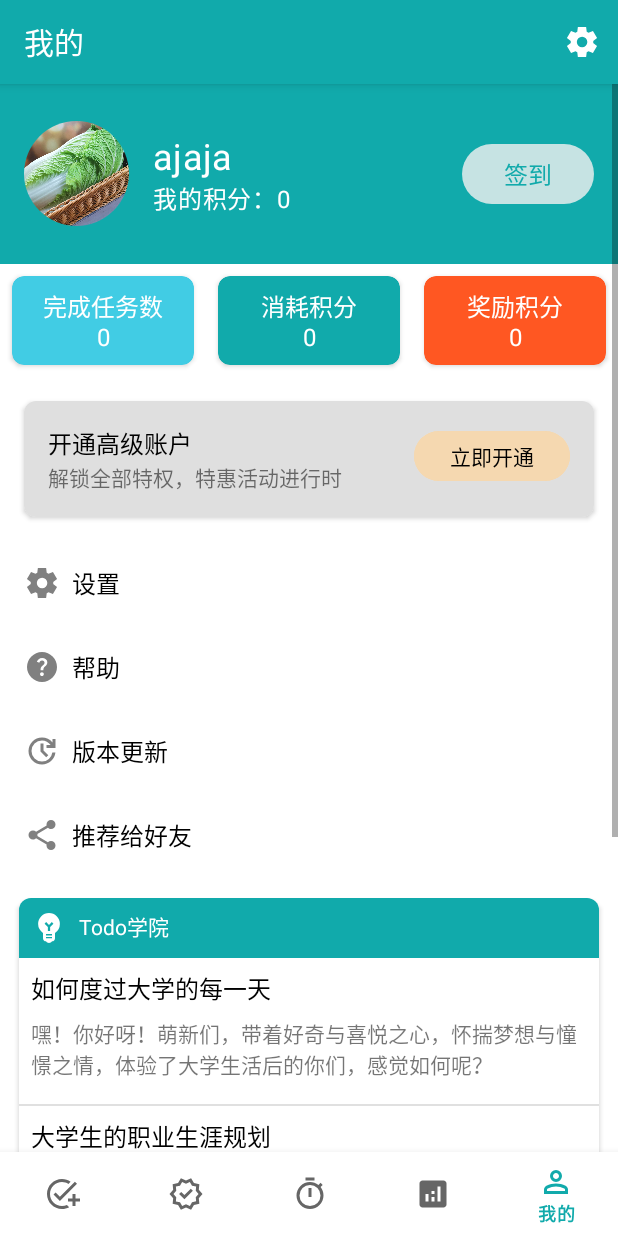
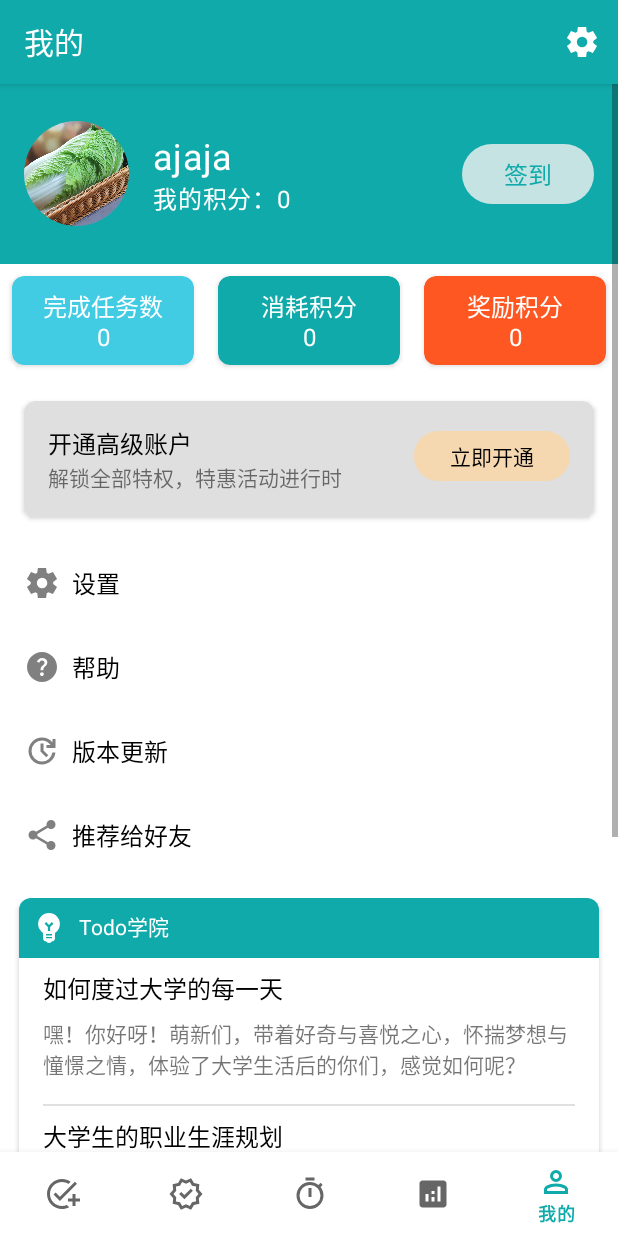
Before and after one commit to zhjai/MyAndroidApp, an Android app built with Jetpack Compose: the MyFragment screen opened through its navigation route, on a phone screen of 412 x 824 dp. Run offline under Robolectric (Android 15) with nearby library versions, the phone set to English and light mode, and no system bars; our stand-ins replace CircleImageView, navigation-ui.

Commit message:
1. 实现扫描二维码功能 2. 实现点击帮助打开链接 3. 实现分享链接功能

```diff
--- a/app/build.gradle.kts
+++ b/app/build.gradle.kts
@@ -72,6 +72,7 @@ dependencies {
     implementation("com.google.android.material:material:1.12.0-alpha01")
     implementation("androidx.preference:preference:1.2.1")
     implementation(platform("androidx.compose:compose-bom:2023.08.00"))
+    implementation("com.journeyapps:zxing-android-embedded:4.3.0")
     testImplementation("junit:junit:4.13.2")
     androidTestImplementation("androidx.test.ext:junit:1.1.5")
     androidTestImplementation("androidx.test.espresso:espresso-core:3.5.1")
--- a/app/src/main/AndroidManifest.xml
+++ b/app/src/main/AndroidManifest.xml
@@ -20,6 +20,12 @@
         android:theme="@style/Theme.Exam"
         android:usesCleartextTraffic="true"
         tools:targetApi="31">
+        <activity
+            android:name=".WebViewActivity"
+            android:exported="false" />
+        <activity
+            android:name=".ScanActivity"
+            android:exported="false" />
         <activity
             android:name=".SearchActivity"
             android:exported="false"
--- a/app/src/main/java/com/example/exam/MyFragment.java
+++ b/app/src/main/java/com/example/exam/MyFragment.java
@@ -9,6 +9,7 @@ import android.view.LayoutInflater;
 import android.view.View;
 import android.view.ViewGroup;
 import android.widget.TextView;
+import android.widget.Toast;
 
 import com.example.exam.data.AwardItem;
 import com.example.exam.data.GlobalData;
@@ -63,10 +64,34 @@ public class MyFragment extends Fragment {
         awardPointsTextView = rootView.findViewById(R.id.text_award_points);
         awardPointsTextView.setText("奖励积分\n" + getAwardPoints());
 
-        TextView settingsTextView = rootView.findViewById(R.id.settings_account_and_security);
+        TextView settingsTextView = rootView.findViewById(R.id.fragment_settings_account_and_security);
         settingsTextView.setOnClickListener(v -> {
             Intent intent = new Intent(getActivity(), SettingsActivity.class);
             startActivity(intent);
+        });
+
+        TextView helpTextView = rootView.findViewById(R.id.fragment_help);
+        helpTextView.setOnClickListener(v -> {
+            Intent intent = new Intent(getActivity(), WebViewActivity.class);
+            intent.putExtra("title", "帮助");
+            intent.putExtra("url", "https://github.com/zhjai/MyAndroidApp");
+            startActivity(intent);
+        });
+
+        TextView updateTextView = rootView.findViewById(R.id.fragment_update);
+        updateTextView.setOnClickListener(v -> {
+            Toast toast = Toast.makeText(getContext(), "已经是最新版本", Toast.LENGTH_SHORT);
+            toast.show();
+        });
+
+        TextView shareTextView = rootView.findViewById(R.id.fragment_share);
+        shareTextView.setOnClickListener(v -> {
+            String link = "https://github.com/zhjai/MyAndroidApp";
+            Intent intent = new Intent(Intent.ACTION_SEND);
+            intent.setType("text/plain");
+            intent.putExtra(Intent.EXTRA_TEXT, link);
+
+            startActivity(Intent.createChooser(intent, "分享"));
         });
 
         return rootView;
--- a/app/src/main/res/layout/activity_setting.xml
+++ b/app/src/main/res/layout/activity_setting.xml
@@ -8,7 +8,7 @@
     tools:context=".SettingsActivity">
 
     <TextView
-        android:id="@+id/settings_account_and_security"
+        android:id="@+id/fragment_settings_account_and_security"
         android:layout_width="match_parent"
         android:layout_height="wrap_content"
         android:background="@drawable/ripple_effect"
--- a/app/src/main/res/layout/fragment_my.xml
+++ b/app/src/main/res/layout/fragment_my.xml
@@ -218,7 +218,7 @@
             android:orientation="vertical">
 
             <TextView
-                android:id="@+id/settings_account_and_security"
+                android:id="@+id/fragment_settings_account_and_security"
                 android:layout_width="match_parent"
                 android:layout_height="wrap_content"
                 android:background="@drawable/ripple_effect"
@@ -246,7 +246,7 @@
                 android:textSize="16sp" />
 
             <TextView
-                android:id="@+id/fragment_my_update"
+                android:id="@+id/fragment_update"
                 android:layout_width="match_parent"
                 android:layout_height="wrap_content"
                 android:background="@drawable/ripple_effect"
@@ -260,7 +260,7 @@
                 android:textSize="16sp" />
 
             <TextView
-                android:id="@+id/fragment_my_share"
+                android:id="@+id/fragment_share"
                 android:layout_width="match_parent"
                 android:layout_height="wrap_content"
                 android:background="@drawable/ripple_effect"
@@ -308,6 +308,8 @@
                         android:clickable="true"
                         android:focusable="true"
                         android:orientation="vertical"
+                        android:paddingStart="8dp"
+                        android:paddingEnd="8dp"
                         android:paddingBottom="16dp">
 
                         <TextView
@@ -330,7 +332,10 @@
 
                     <com.google.android.material.divider.MaterialDivider
                         android:layout_width="match_parent"
-                        android:layout_height="wrap_content" />
+                        android:layout_height="wrap_content"
+                        android:layout_marginStart="16dp"
+                        android:layout_marginEnd="16dp"
+                        android:paddingEnd="16dp" />
 
                     <LinearLayout
                         android:layout_width="match_parent"
@@ -340,6 +345,8 @@
                         android:clickable="true"
                         android:focusable="true"
                         android:orientation="vertical"
+                        android:paddingStart="8dp"
+                        android:paddingEnd="8dp"
                         android:paddingBottom="16dp">
 
                         <TextView
@@ -362,7 +369,9 @@
 
                     <com.google.android.material.divider.MaterialDivider
                         android:layout_width="match_parent"
-                        android:layout_height="wrap_content" />
+                        android:layout_height="wrap_content"
+                        android:layout_marginStart="16dp"
+                        android:layout_marginEnd="16dp" />
 
                     <LinearLayout
                         android:layout_width="match_parent"
@@ -372,6 +381,8 @@
                         android:clickable="true"
                         android:focusable="true"
                         android:orientation="vertical"
+                        android:paddingStart="8dp"
+                        android:paddingEnd="8dp"
                         android:paddingBottom="16dp">
 
                         <TextView
```
Also changed, not shown: app/src/main/java/com/example/exam/MainActivity2.java (+18 -1 lines), app/src/main/java/com/example/exam/ScanActivity.java (added, +91 -0 lines), app/src/main/java/com/example/exam/WebViewActivity.java (added, +39 -0 lines), app/src/main/res/layout/activity_scan.xml (added, +10 -0 lines), app/src/main/res/layout/activity_web_view.xml (added, +13 -0 lines).
